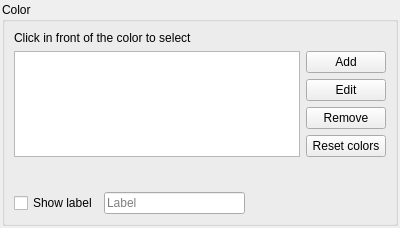
First picture: the form in gui/configurecolorwidget.ui, repository Soerboe/Urim, before the edit.
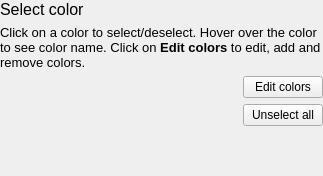
Second picture: the form after the edit.

The edit to the form file:
```diff
--- a/gui/configurecolorwidget.ui
+++ b/gui/configurecolorwidget.ui
@@ -6,130 +6,66 @@
    <rect>
     <x>0</x>
     <y>0</y>
-    <width>400</width>
-    <height>209</height>
+    <width>323</width>
+    <height>176</height>
    </rect>
   </property>
   <property name="windowTitle">
    <string/>
   </property>
-  <layout class="QVBoxLayout" name="verticalLayout_5">
+  <layout class="QVBoxLayout" name="verticalLayout">
    <property name="leftMargin">
-    <number>2</number>
+    <number>0</number>
    </property>
    <property name="topMargin">
-    <number>2</number>
+    <number>0</number>
    </property>
    <property name="rightMargin">
-    <number>2</number>
+    <number>0</number>
    </property>
    <property name="bottomMargin">
-    <number>2</number>
+    <number>0</number>
    </property>
-   <item>
-    <widget class="QGroupBox" name="groupBox">
-     <property name="title">
-      <string>Color</string>
-     </property>
-     <layout class="QVBoxLayout" name="verticalLayout_4">
       <item>
        <widget class="QLabel" name="label">
+     <property name="sizePolicy">
+      <sizepolicy hsizetype="Preferred" vsizetype="Fixed">
+       <horstretch>0</horstretch>
+       <verstretch>0</verstretch>
+      </sizepolicy>
+     </property>
+     <property name="font">
+      <font>
+       <pointsize>12</pointsize>
+      </font>
+     </property>
         <property name="text">
-         <string>Click in front of the color to select</string>
+      <string>Select color</string>
+     </property>
+    </widget>
+   </item>
+   <item>
+    <widget class="QLabel" name="label_2">
+     <property name="font">
+      <font>
+       <pointsize>10</pointsize>
+      </font>
+     </property>
+     <property name="text">
+      <string>&lt;html&gt;&lt;head/&gt;&lt;body&gt;&lt;p&gt;Click on a color to select/deselect. Hover over the color to see color name. Click on &lt;span style=&quot; font-weight:600;&quot;&gt;Edit colors&lt;/span&gt; to edit, add and remove colors.&lt;/p&gt;&lt;/body&gt;&lt;/html&gt;</string>
+     </property>
+     <property name="wordWrap">
+      <bool>true</bool>
         </property>
        </widget>
       </item>
       <item>
        <layout class="QHBoxLayout" name="horizontalLayout">
         <property name="bottomMargin">
-         <number>9</number>
+      <number>10</number>
         </property>
         <item>
-         <widget class="QTreeWidget" name="colorsWidget">
-          <property name="editTriggers">
-           <set>QAbstractItemView::NoEditTriggers</set>
-          </property>
-          <property name="selectionMode">
-           <enum>QAbstractItemView::SingleSelection</enum>
-          </property>
-          <property name="indentation">
-           <number>0</number>
-          </property>
-          <property name="rootIsDecorated">
-           <bool>false</bool>
-          </property>
-          <property name="sortingEnabled">
-           <bool>true</bool>
-          </property>
-          <attribute name="headerVisible">
-           <bool>false</bool>
-          </attribute>
-          <column>
-           <property name="text">
-            <string notr="true">1</string>
-           </property>
-          </column>
-         </widget>
-        </item>
-        <item>
-         <layout class="QVBoxLayout" name="verticalLayout">
-          <item>
-           <widget class="QPushButton" name="addColorButton">
-            <property name="text">
-             <string>Add</string>
-            </property>
-           </widget>
-          </item>
-          <item>
-           <widget class="QPushButton" name="editColorButton">
-            <property name="text">
-             <string>Edit</string>
-            </property>
-           </widget>
-          </item>
-          <item>
-           <widget class="QPushButton" name="removeColorButton">
-            <property name="text">
-             <string>Remove</string>
-            </property>
-           </widget>
-          </item>
-          <item>
-           <widget class="QPushButton" name="resetColorsButton">
-            <property name="text">
-             <string>Reset colors</string>
-            </property>
-           </widget>
-          </item>
-         </layout>
-        </item>
-       </layout>
-      </item>
-      <item>
-       <widget class="QLabel" name="selectedColorsLabel">
-        <property name="text">
-         <string/>
-        </property>
-        <property name="wordWrap">
-         <bool>true</bool>
-        </property>
-       </widget>
-      </item>
-      <item>
-       <layout class="QHBoxLayout" name="horizontalLayout_2">
-        <item>
-         <widget class="QCheckBox" name="useLabel">
-          <property name="text">
-           <string>Show label</string>
-          </property>
-         </widget>
-        </item>
-        <item>
-         <widget class="QLineEdit" name="colorLabel">
-          <property name="placeholderText">
-           <string>Label</string>
-          </property>
-         </widget>
+      <layout class="QGridLayout" name="colorsLayout"/>
         </item>
         <item>
          <spacer name="horizontalSpacer">
@@ -144,11 +80,52 @@
           </property>
          </spacer>
         </item>
+     <item>
+      <layout class="QVBoxLayout" name="buttonLayout">
+       <property name="leftMargin">
+        <number>0</number>
+       </property>
+       <item>
+        <widget class="QPushButton" name="editColorsButton">
+         <property name="text">
+          <string>Edit colors</string>
+         </property>
+        </widget>
+       </item>
+       <item>
+        <widget class="QPushButton" name="unselectAllButton">
+         <property name="text">
+          <string>Unselect all</string>
+         </property>
+        </widget>
+       </item>
        </layout>
       </item>
      </layout>
+   </item>
+   <item>
+    <widget class="QLabel" name="selectedColorsLabel">
+     <property name="text">
+      <string/>
+     </property>
+     <property name="wordWrap">
+      <bool>true</bool>
+     </property>
     </widget>
    </item>
+   <item>
+    <spacer name="verticalSpacer">
+     <property name="orientation">
+      <enum>Qt::Vertical</enum>
+     </property>
+     <property name="sizeHint" stdset="0">
+      <size>
+       <width>20</width>
+       <height>40</height>
+      </size>
+     </property>
+    </spacer>
+   </item>
   </layout>
  </widget>
  <resources/>
```
Lines whose indentation alone changed are shown as unchanged.
